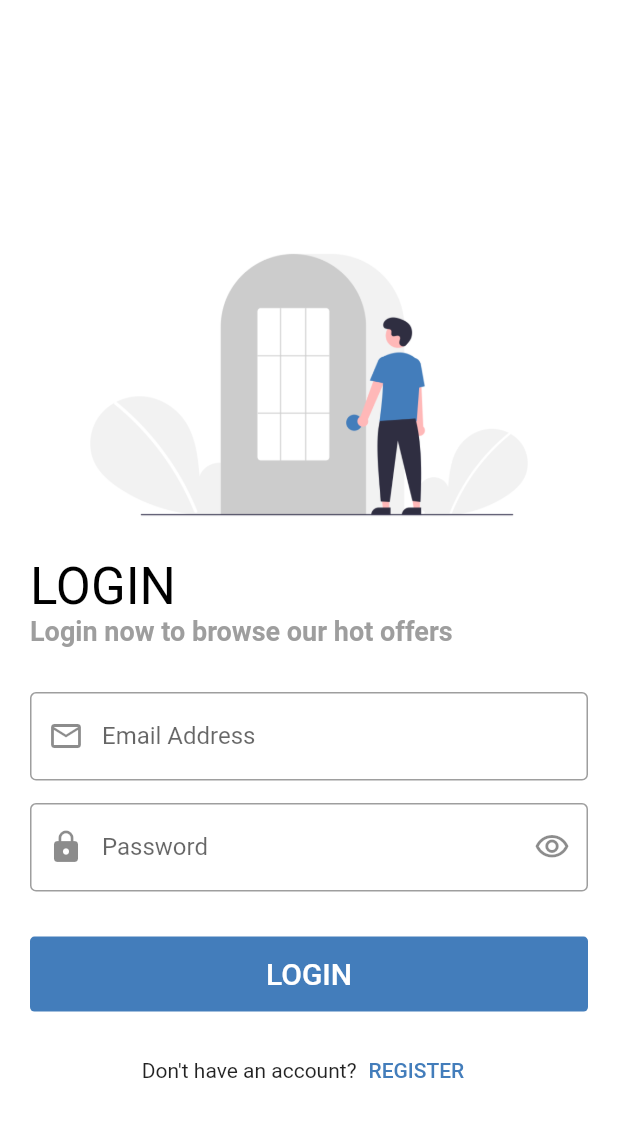
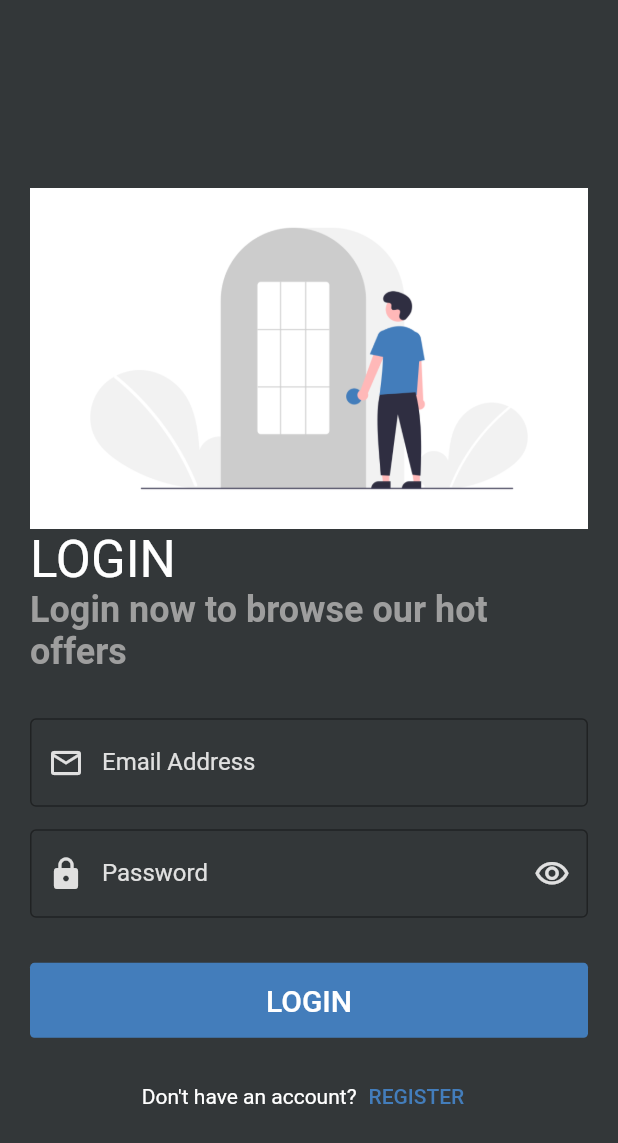
Before and after one commit to AmiraMostafa628/shopapp, a Flutter app: the screen it shows after launch, after a tap on the "arrow forward ios" icon, after a tap on "SKIP", on a phone screen of 412 x 824 dp. Shown: the top 1143 px of the screen. Run offline on Flutter 3.47's test engine with Material 2 defaults, Android fonts, the light colour scheme and no system bars; our stand-ins replace bloc, carousel_slider, conditional_builder_null_safety, dio, flutter_bloc, hexcolor and 3 more; accounts and stored records are empty; network calls fail; Roboto replaces fonts that are missing (Jannah).

Commit message:
add dark mode

```diff
--- a/lib/main.dart
+++ b/lib/main.dart
@@ -7,9 +7,6 @@ import 'package:all_tests/shared/network/remote/dio_helper.dart';
 import 'package:bloc/bloc.dart';
 import 'package:flutter/material.dart';
 import 'package:flutter_bloc/flutter_bloc.dart';
-import 'package:toast/toast.dart';
-import 'modules/shop_app/login/Login_cubit/Login_cubit.dart';
-import 'modules/shop_app/login/Login_cubit/states.dart';
 import 'modules/shop_app/login/loginScreen.dart';
 import 'modules/shop_app/on_Boarding/onBoardingScreen.dart';
 import 'shared/blocObserver.dart';
@@ -24,7 +21,7 @@ void main()async {
   DioHelper.init();
   await CacheHelper.init();
 
-  //dynamic isDark= CacheHelper.getData(key: 'isDark');
+  dynamic isDark= CacheHelper.getData(key: 'isDark');
   late Widget widget;
 
   bool? onBoarding=CacheHelper.getData(key: 'onBoarding');
@@ -45,7 +42,7 @@ void main()async {
   }
 
   HttpOverrides.global = MyHttpOverrides();
-  runApp(MyApp(startWidget:widget,));
+  runApp(MyApp(startWidget:widget,isDark: isDark,));
 
 
 }
@@ -59,18 +56,26 @@ class MyHttpOverrides extends HttpOverrides{
 
 class MyApp extends StatelessWidget {
 
-  //final dynamic isDark;
   final Widget? startWidget;
-  MyApp({this.startWidget});
+  final dynamic isDark;
+
+  MyApp({this.startWidget,this.isDark});
   Widget build(BuildContext context) {
         return BlocProvider(
-          create: (context) => ShopCubit()..getHomeData()..getCategories()..getFavorites()..getUserData(),
-          child: MaterialApp(
+          create: (context) => ShopCubit()
+            ..getHomeData()..getCategories()..getFavorites()..getUserData()..changeMode(fromShared: isDark),
+          child: BlocConsumer<ShopCubit,ShopStates>(
+            listener: (context,state){},
+            builder: (context,state){
+              return MaterialApp(
                 debugShowCheckedModeBanner: false,
                 theme: lightTheme,
                 darkTheme:darkTheme,
+                themeMode: ShopCubit.get(context).isDark?ThemeMode.dark:ThemeMode.light,
                 home:startWidget,
-              ),
+              );
+            },
+          ),
         );
 
 
--- a/lib/modules/shop_app/favourite/favourite_screen.dart
+++ b/lib/modules/shop_app/favourite/favourite_screen.dart
@@ -16,7 +16,7 @@ class favoritesScreen extends StatelessWidget {
       listener: (context,state){},
       builder: (context,state){
         return ConditionalBuilder(
-          condition: state is ! ShopLoadingGetFavoritesState,
+          condition: ShopCubit.get(context).favoritesModel !=null,
           builder: (context)=>ListView.separated(
             physics: BouncingScrollPhysics(),
             itemBuilder: (context,index)=>buildListItem(ShopCubit.get(context).favoritesModel!.data!.data[index].product,context),
--- a/lib/modules/shop_app/login/loginScreen.dart
+++ b/lib/modules/shop_app/login/loginScreen.dart
@@ -8,6 +8,7 @@ import 'package:all_tests/shared/network/style/color.dart';
 import 'package:conditional_builder_null_safety/conditional_builder_null_safety.dart';
 import 'package:flutter/material.dart';
 import 'package:flutter_bloc/flutter_bloc.dart';
+import 'package:hexcolor/hexcolor.dart';
 import 'package:toast/toast.dart';
 import 'Login_cubit/Login_cubit.dart';
 import 'Login_cubit/states.dart';
@@ -84,7 +85,7 @@ class ShopLoginScreen extends StatelessWidget {
                         ),
                         Text('LOGIN',
                             style: Theme.of(context).textTheme.headline4?.copyWith(
-                                color: Colors.black
+                              color: ShopCubit.get(context).isDark? Colors.white:HexColor('333739'),
                             )
                         ),
                         Text('Login now to browse our hot offers',
@@ -97,6 +98,7 @@ class ShopLoginScreen extends StatelessWidget {
                         ),
                         defaultFormField(
                             controller: emailController,
+                            color: ShopCubit.get(context).isDark? Colors.grey[300]:HexColor('333739'),
                             type: TextInputType.emailAddress,
                             validate: ( value)
                             {
@@ -111,6 +113,7 @@ class ShopLoginScreen extends StatelessWidget {
                         ),
                         defaultFormField(
                           controller: passwordController,
+                          color: ShopCubit.get(context).isDark? Colors.grey[300]:HexColor('333739'),
                           type: TextInputType.visiblePassword,
                           isPassword: ShopLoginCubit.get(context).ispassword,
                           onSubmit: (value)
@@ -134,6 +137,7 @@ class ShopLoginScreen extends StatelessWidget {
                           label: 'Password',
                           prefix: Icons.lock,
                           suffix: ShopLoginCubit.get(context).suffix,
+                          iconColor: ShopCubit.get(context).isDark? Colors.grey[300]:HexColor('333739'),
 
                         ),
                         SizedBox(
@@ -162,6 +166,9 @@ class ShopLoginScreen extends StatelessWidget {
                           children: [
                             Text(
                               'Don\'t have an account?',
+                              style: TextStyle(
+                                color: ShopCubit.get(context).isDark? Colors.white:HexColor('333739'),
+                              ),
                             ),
                             defaultTextButten(
                                 function:(){
--- a/lib/modules/shop_app/on_Boarding/onBoardingScreen.dart
+++ b/lib/modules/shop_app/on_Boarding/onBoardingScreen.dart
@@ -1,8 +1,10 @@
 import 'package:all_tests/modules/shop_app/login/loginScreen.dart';
 import 'package:all_tests/shared/components/components.dart';
+import 'package:all_tests/shared/cubit/shop_cubit.dart';
 import 'package:all_tests/shared/network/local/cache_helper.dart';
 import 'package:all_tests/shared/network/style/color.dart';
 import 'package:flutter/material.dart';
+import 'package:hexcolor/hexcolor.dart';
 import 'package:smooth_page_indicator/smooth_page_indicator.dart';
 
 class OnBoardingModel
@@ -149,6 +151,7 @@ class _OnBoardingScreenState extends State<OnBoardingScreen> {
          '${model.title}',
          style: TextStyle(
            fontSize: 24.0,
+           color: ShopCubit.get(context).isDark? Colors.white:HexColor('333739'),
          ),
        ),
        SizedBox(
@@ -158,6 +161,7 @@ class _OnBoardingScreenState extends State<OnBoardingScreen> {
          '${model.body}',
          style: TextStyle(
            fontSize: 14.0,
+           color: ShopCubit.get(context).isDark? Colors.white:HexColor('333739'),
          ),
        ),
         SizedBox(
--- a/lib/modules/shop_app/search/search_screen.dart
+++ b/lib/modules/shop_app/search/search_screen.dart
@@ -1,11 +1,13 @@
 import 'package:all_tests/modules/shop_app/search/cubit/searchCubit.dart';
 import 'package:all_tests/modules/shop_app/search/cubit/states.dart';
 import 'package:all_tests/shared/components/components.dart';
+import 'package:all_tests/shared/cubit/shop_cubit.dart';
 import 'package:conditional_builder_null_safety/conditional_builder_null_safety.dart';
 import 'package:flutter/cupertino.dart';
 import 'package:flutter/material.dart';
 import 'package:flutter/services.dart';
 import 'package:flutter_bloc/flutter_bloc.dart';
+import 'package:hexcolor/hexcolor.dart';
 
 class SearchScreen extends StatelessWidget {
 
@@ -28,6 +30,7 @@ class SearchScreen extends StatelessWidget {
                   children: [
                     defaultFormField(
                         controller: searchController,
+                        color: ShopCubit.get(context).isDark? Colors.grey[300]:HexColor('333739'),
                         type: TextInputType.text,
                         validate: (value)
                         {
@@ -39,7 +42,8 @@ class SearchScreen extends StatelessWidget {
                            ShopSearch.get(context).SearchProduct(text);
                         },
                         label: 'Search',
-                        prefix: Icons.search
+                        prefix: Icons.search,
+
                     ),
                     SizedBox(
                       height: 20.0,
--- a/lib/modules/shop_app/setting/setting_screen.dart
+++ b/lib/modules/shop_app/setting/setting_screen.dart
@@ -7,6 +7,7 @@ import 'package:conditional_builder_null_safety/conditional_builder_null_safety.
 import 'package:flutter/cupertino.dart';
 import 'package:flutter/material.dart';
 import 'package:flutter_bloc/flutter_bloc.dart';
+import 'package:hexcolor/hexcolor.dart';
 
 class SettingScreen extends StatelessWidget {
 
@@ -29,7 +30,7 @@ class SettingScreen extends StatelessWidget {
 
 
         return ConditionalBuilder(
-          condition: ShopCubit.get(context).userModel != null,
+          condition: ShopCubit.get(context).homeModel != null && ShopCubit.get(context).categoriesModel != null,
           builder: (context)=>Padding(
             padding: const EdgeInsets.all(20.0),
             child: Form(
@@ -43,6 +44,7 @@ class SettingScreen extends StatelessWidget {
                   ),
                   defaultFormField(
                       controller: nameController,
+                      color: ShopCubit.get(context).isDark? Colors.grey[300]:HexColor('333739'),
                       type: TextInputType.text,
                       validate: (value)
                       {
@@ -57,6 +59,7 @@ class SettingScreen extends StatelessWidget {
                   ),
                   defaultFormField(
                       controller: emailController,
+                      color: ShopCubit.get(context).isDark? Colors.grey[300]:HexColor('333739'),
                       type: TextInputType.emailAddress,
                       validate: (value)
                       {
@@ -71,6 +74,7 @@ class SettingScreen extends StatelessWidget {
                   ),
                   defaultFormField(
                       controller: phoneController,
+                      color: ShopCubit.get(context).isDark? Colors.grey[300]:HexColor('333739'),
                       type: TextInputType.phone,
                       validate: (value)
                       {
--- a/lib/shared/components/components.dart
+++ b/lib/shared/components/components.dart
@@ -1,6 +1,7 @@
 import 'package:all_tests/shared/cubit/shop_cubit.dart';
 import 'package:all_tests/shared/network/style/color.dart';
 import 'package:flutter/material.dart';
+import 'package:hexcolor/hexcolor.dart';
 import 'package:toast/toast.dart';
 
 Widget defaultButton({
@@ -61,10 +62,15 @@ Widget defaultFormField ({
   bool isPassword =false,
   Function? suffixPressed,
   bool isClickable = true,
+  Color? color,
+  Color? iconColor,
 }
 
 ) => TextFormField(
   controller: controller,
+  style: TextStyle(
+      color: color
+  ),
   keyboardType:type ,
   obscureText: isPassword,
   onFieldSubmitted:(s){
@@ -76,12 +82,17 @@ Widget defaultFormField ({
   enabled: isClickable,
   decoration: InputDecoration(
     labelText: label,
-    prefixIcon: Icon(prefix),
+    labelStyle: TextStyle(
+      color: color
+    ) ,
+    prefixIcon: Icon(
+      prefix,
+      color: color,),
     suffixIcon: suffix!= null ? IconButton(
         onPressed: () {
           suffixPressed!();
         },
-        icon:Icon(suffix)) : null ,
+        icon:Icon(suffix),color: iconColor,) : null ,
     border:OutlineInputBorder(),
   ),
 
@@ -214,8 +225,9 @@ Widget buildListItem(
                 maxLines: 2,
                 overflow: TextOverflow.ellipsis,
                 style: TextStyle(
-                    fontSize: 14.0,
-                    height: 1.3
+                    fontSize: 15.0,
+                    height: 1.4,
+                    color: ShopCubit.get(context).isDark? Colors.white:HexColor('333739'),
                 ),
 
               ),
--- a/lib/shared/cubit/shop_cubit.dart
+++ b/lib/shared/cubit/shop_cubit.dart
@@ -191,5 +191,23 @@ class ShopCubit extends Cubit<ShopStates>{
 
    }
 
+   bool isDark = false;
+   void changeMode({bool? fromShared})
+   {
+     if(fromShared != null)
+     {
+       isDark = fromShared;
+       emit(AppChangeCurrentModeState());
+     }
+     else
+     {
+       isDark = !isDark;
+       CacheHelper.saveData(key: 'isDark', value: isDark).then((value) {
+         emit(AppChangeCurrentModeState());
+       });
+     }
+
+   }
+
 
 }
--- a/lib/shared/cubit/states.dart
+++ b/lib/shared/cubit/states.dart
@@ -70,3 +70,5 @@ class ShopErrorUpdateUserDataState extends ShopStates {
 }
 
 class AppChangeBottomModeState extends ShopStates{}
+
+class AppChangeCurrentModeState extends ShopStates{}
--- a/lib/shared/network/style/color.dart
+++ b/lib/shared/network/style/color.dart
@@ -1,3 +1,3 @@
 import 'package:flutter/material.dart';
 
-const defaultColor = Color(0xff437DBB);
+const defaultColor = Color(0xff437dbb);
--- a/lib/shared/network/style/theme.dart
+++ b/lib/shared/network/style/theme.dart
@@ -3,45 +3,47 @@ import 'package:flutter/services.dart';
 import 'package:hexcolor/hexcolor.dart';
 import 'color.dart';
 
-ThemeData darkTheme =ThemeData(
+ThemeData darkTheme = ThemeData(
     fontFamily: 'Jannah',
-  scaffoldBackgroundColor:HexColor('333739'),
     appBarTheme: AppBarTheme(
         backgroundColor: HexColor('333739'),
         iconTheme: IconThemeData(
-          color: Colors.white ),
+            color: Colors.white
+        ),
         elevation: 0.0,
-      backwardsCompatibility: false,
         systemOverlayStyle: SystemUiOverlayStyle(
-          statusBarColor: Colors.black,
+            statusBarColor: HexColor('333739'),
             statusBarIconBrightness: Brightness.light
         ),
         titleTextStyle: TextStyle(
+            fontSize: 20,
             color: Colors.white,
-          fontSize: 20.0,
             fontWeight: FontWeight.bold
         )
     ),
+    scaffoldBackgroundColor:HexColor('333739'),
     bottomNavigationBarTheme: BottomNavigationBarThemeData(
       type: BottomNavigationBarType.fixed,
+      backgroundColor: HexColor('333739'),
       elevation: 20.0,
       selectedItemColor: defaultColor,
-    unselectedItemColor: Colors.grey,
-    backgroundColor: HexColor('333739'),
+      unselectedItemColor: Colors.grey[400],
+
     ),
+
     textTheme: TextTheme(
       bodyText1: TextStyle(
-          fontSize: 20.0,
+          fontSize: 24,
           fontWeight: FontWeight.w600,
           color: Colors.white
-      )
       ),
 
+    )
 );
 
 ThemeData lightTheme =ThemeData(
   fontFamily: 'Jannah',
-  scaffoldBackgroundColor: Colors.white,
+  scaffoldBackgroundColor: Colors.white ,
   appBarTheme: AppBarTheme(
       backgroundColor: Colors.white,
       iconTheme: IconThemeData(
@@ -62,10 +64,12 @@ ThemeData lightTheme =ThemeData(
       type: BottomNavigationBarType.fixed,
       elevation: 20.0,
       selectedItemColor: defaultColor,
+      unselectedItemColor: Colors.grey[400],
+      backgroundColor: Colors.white
   ),
   textTheme: TextTheme(
       bodyText1: TextStyle(
-          fontSize: 18.0,
+          fontSize: 24.0,
           fontWeight: FontWeight.w600,
           color: Colors.black
       )
```
Also changed, not shown: lib/layout/shopLayout.dart (+8 -1 lines), lib/modules/shop_app/Register/shopRegisterScreen.dart (+11 -13 lines), lib/modules/shop_app/categories/categories_screen.dart (+17 -7 lines), lib/modules/shop_app/products/products_screen.dart (+11 -12 lines). Lines whose indentation alone changed are shown as unchanged.
